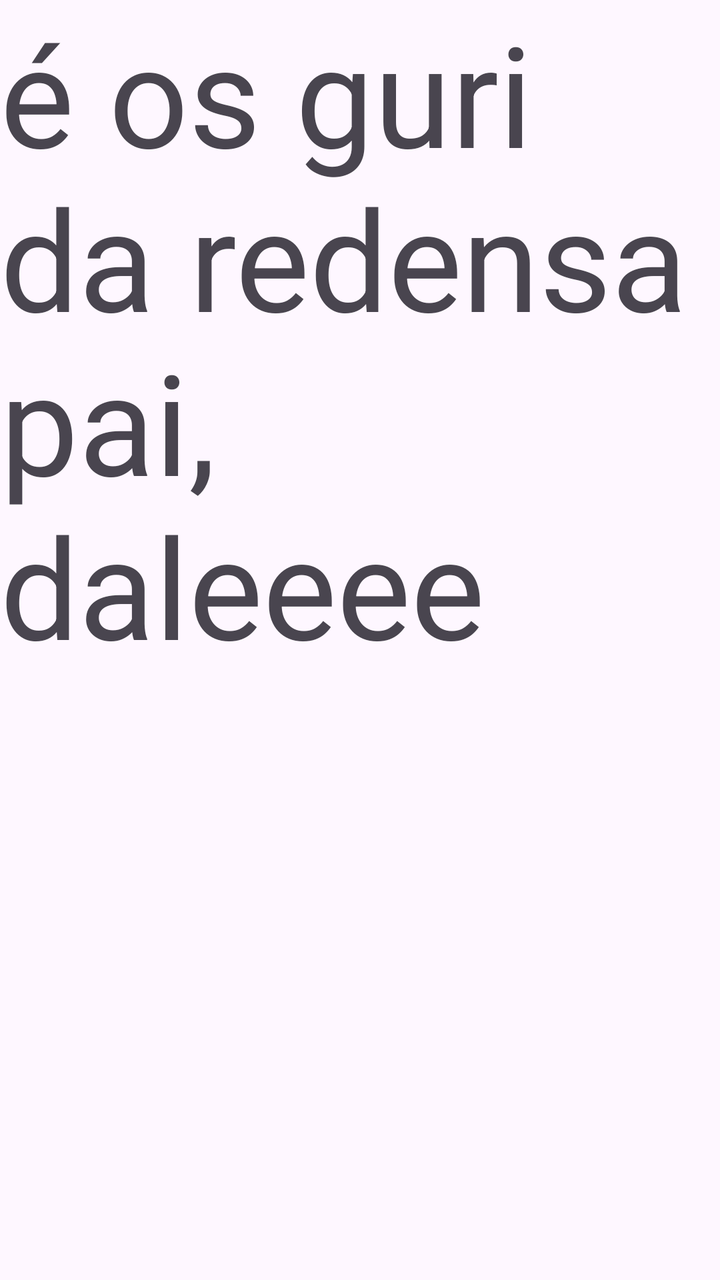
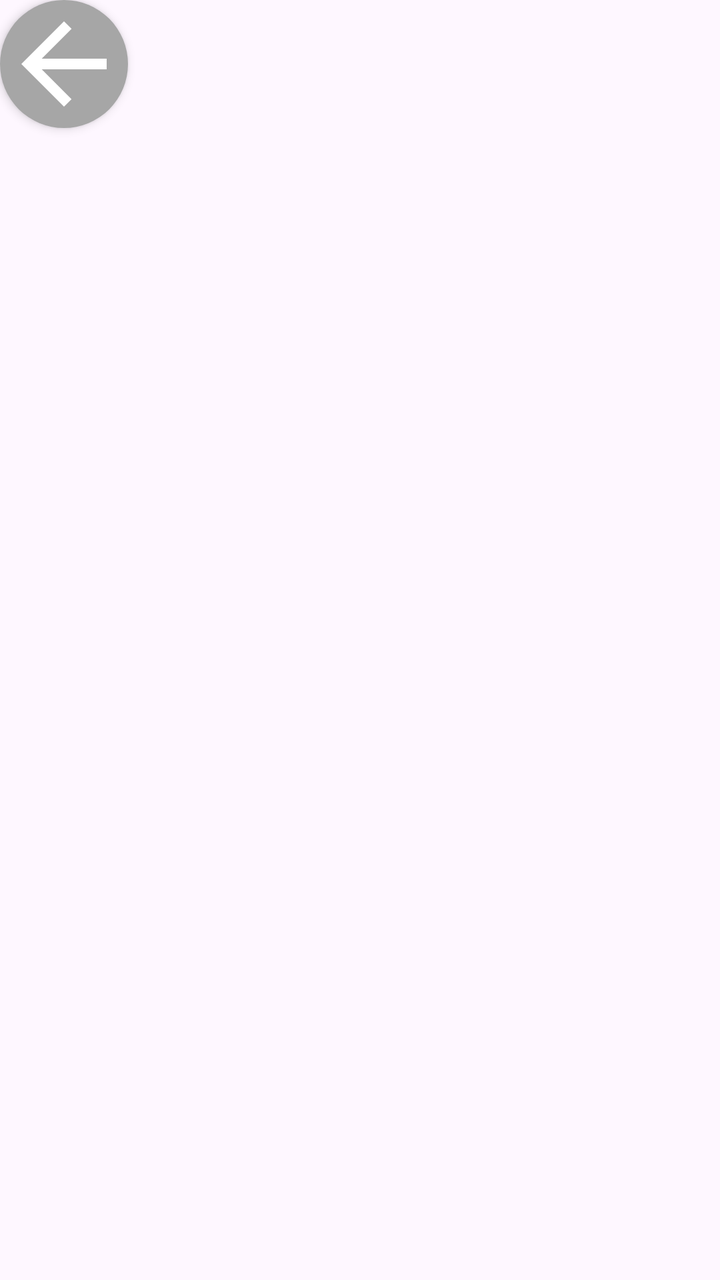

Screens rendered from an Android XML layout before and after an edit, with the pre-edit source and the edit as a unified diff.
<!-- AndroidManifest.xml: application theme Theme.AgenFree -->
<!-- res/layout/activity_user_page.xml -->
<?xml version="1.0" encoding="utf-8"?>
<androidx.constraintlayout.widget.ConstraintLayout xmlns:android="http://schemas.android.com/apk/res/android"
    xmlns:app="http://schemas.android.com/apk/res-auto"
    xmlns:tools="http://schemas.android.com/tools"
    android:id="@+id/main"
    android:layout_width="match_parent"
    android:layout_height="match_parent"
    tools:context=".UserPage">

    <TextView
        android:layout_width="wrap_content"
        android:layout_height="wrap_content"
        android:text="é os guri da redensa pai, daleeee"
        android:textSize="70dp"
        />

</androidx.constraintlayout.widget.ConstraintLayout>
<!-- resources referenced by this layout -->
<resources>
  <style name="Theme.AgenFree" parent="Base.Theme.AgenFree" />
  <style name="Base.Theme.AgenFree" parent="Theme.Material3.DayNight.NoActionBar">
          
          
      </style>
</resources>

<!-- the commit's change to res/layout/activity_user_page.xml (unified diff, before → after) -->
@@ -7,11 +7,28 @@
     android:layout_height="match_parent"
     tools:context=".UserPage">
 
-    <TextView
+    
+    <com.google.android.material.card.MaterialCardView
+        android:id="@+id/userBackButton"
         android:layout_width="wrap_content"
         android:layout_height="wrap_content"
-        android:text="é os guri da redensa pai, daleeee"
-        android:textSize="70dp"
-        />
+        android:layout_gravity="center"
+        android:layout_margin="10dp"
+        android:clickable="true"
+        android:focusable="true"
+        app:cardCornerRadius="60dp"
+        app:cardElevation="3dp"
+        app:strokeWidth="0dp">
+
+        <ImageView
+            android:id="@+id/userBack"
+            android:layout_width="?attr/actionBarSize"
+            android:layout_height="?attr/actionBarSize"
+            android:src="@drawable/ic_back"
+            android:background="#A6A6A6"
+            android:scaleType="centerCrop"
+            android:contentDescription="Voltar para menu" />
+
+    </com.google.android.material.card.MaterialCardView>
 
 </androidx.constraintlayout.widget.ConstraintLayout>
<!-- resource entries referenced after the edit -->
@@ -1,5 +1,11 @@
 <!-- resources referenced by this layout -->
 <resources>
+  <!-- drawable ic_back (drawable) -->
+  <vector xmlns:android="http://schemas.android.com/apk/res/android" android:autoMirrored="true" android:height="24dp" android:tint="#FFFFFF" android:viewportHeight="24" android:viewportWidth="24" android:width="24dp" android:shape="oval">
+        
+      <path android:fillColor="@android:color/white" android:pathData="M20,11H7.83l5.59,-5.59L12,4l-8,8 8,8 1.41,-1.41L7.83,13H20v-2z"/>
+      
+  </vector>
   <style name="Theme.AgenFree" parent="Base.Theme.AgenFree" />
   <style name="Base.Theme.AgenFree" parent="Theme.Material3.DayNight.NoActionBar">
           
